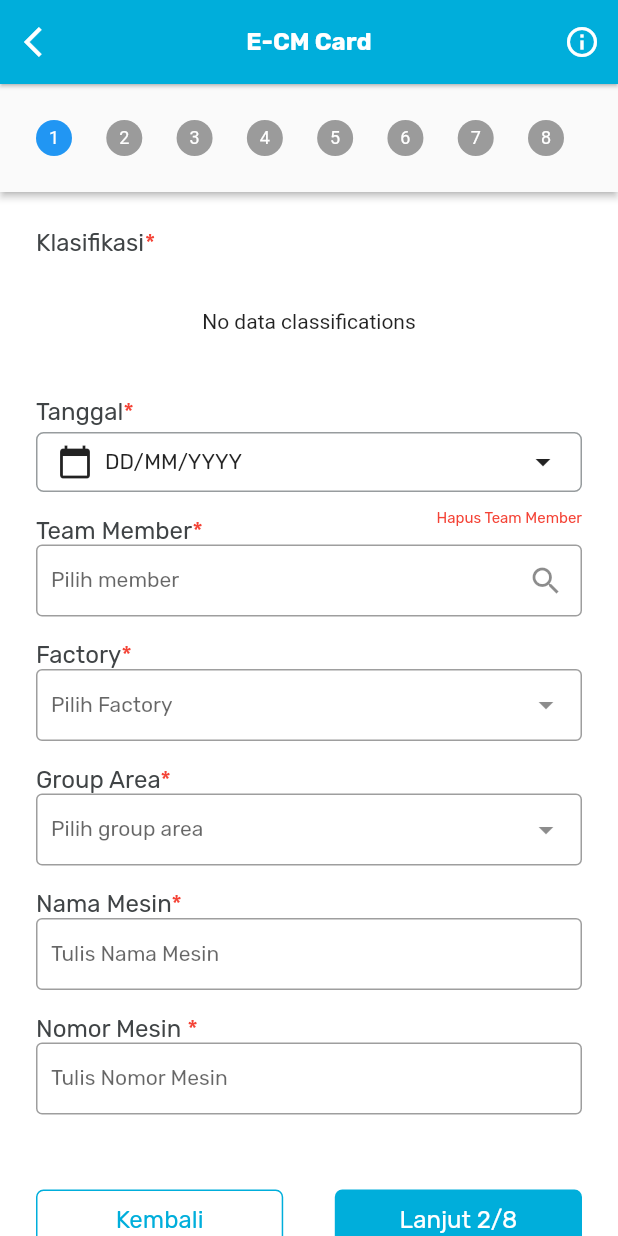
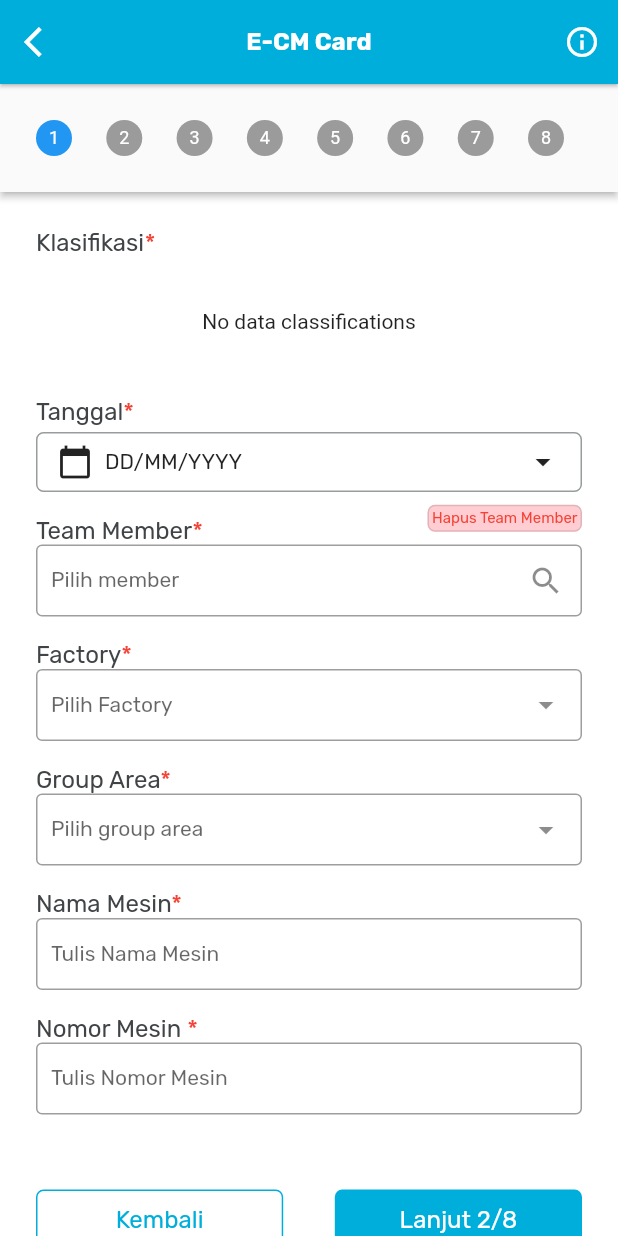
Before and after one commit to RDLMobileDev/clone_ecm, a Flutter app: the FillNew screen opened directly, after a tap on "Hapus Team Member", on a phone screen of 412 x 824 dp. Run offline on Flutter 3.47's test engine with Material 2 defaults, Android fonts, the phone set to English and light mode, and no system bars; our stand-ins replace currency_text_input_formatter, firebase_core, firebase_messaging, flutter_local_notifications, flutter_switch, fluttertoast and 6 more; missing offline and left inert: date_time_format, platform_device_id; accounts and stored records are empty; network calls fail.

Commit message:
update button delete

```diff
--- a/lib/homepage/home/fillnew/stepfillnew/stepfillenam.dart
+++ b/lib/homepage/home/fillnew/stepfillnew/stepfillenam.dart
@@ -801,11 +801,6 @@ class _StepFillEnamState extends State<StepFillEnam> {
     setBahasa();
     setLang();
     setFormValueStep6AfterChoosing();
-    if (isTapedUserName.toString().isNotEmpty) {
-      btnCheck = true;
-    } else {
-      btnCheck = false;
-    }
   }
 
   @override
@@ -851,18 +846,18 @@ class _StepFillEnamState extends State<StepFillEnam> {
                     ),
                   ),
                 ),
-                Visibility(
-                  visible: btnCheck,
-                  child: InkWell(
+                InkWell(
                     onTap: () {
                       clearText();
                     },
                     child: Container(
-                        alignment: Alignment.bottomRight,
-                        decoration: BoxDecoration(
-                            border: Border.all(color: const Color(0xFF979C9E)),
+                      padding: EdgeInsets.all(2),
+                      decoration: BoxDecoration(
+                          color: Colors.red.shade100,
+                          border: Border.all(color: Colors.black12),
                           borderRadius:
                               const BorderRadius.all(Radius.circular(5))),
+                      alignment: Alignment.bottomRight,
                       child: Text(
                         "Hapus Team Member",
                         style: TextStyle(
@@ -872,27 +867,23 @@ class _StepFillEnamState extends State<StepFillEnam> {
                             fontWeight: FontWeight.w400),
                       ),
                     )),
-                ),
               ],
             ),
             Container(
               margin: const EdgeInsets.only(top: 4),
               padding: const EdgeInsets.all(5),
               height: 40,
+              decoration: BoxDecoration(
+                  border: Border.all(color: const Color(0xFF979C9E)),
+                  borderRadius: const BorderRadius.all(Radius.circular(5))),
               child: TextFormField(
                 showCursor: true,
                 readOnly: true,
                 controller: userNameController,
-                onChanged: (value) {},
                 onTap: () {
                   setState(() {
                     // print(prefs.getString("userName"));
                     isTapedUserName = !isTapedUserName;
-                    if (isTapedUserName.toString().isNotEmpty) {
-                      btnCheck = true;
-                    } else {
-                      btnCheck = false;
-                    }
                   });
                 },
                 style: const TextStyle(
--- a/lib/homepage/home/fillnew/stepfillnew/stepfillsatu.dart
+++ b/lib/homepage/home/fillnew/stepfillnew/stepfillsatu.dart
@@ -665,6 +665,12 @@ class StepFillSatuState extends State<StepFillSatu> {
                       clearText();
                     },
                     child: Container(
+                      padding: EdgeInsets.all(2),
+                      decoration: BoxDecoration(
+                          color: Colors.red.shade100,
+                          border: Border.all(color: Colors.black12),
+                          borderRadius:
+                              const BorderRadius.all(Radius.circular(5))),
                       alignment: Alignment.bottomRight,
                       child: Text(
                         "Hapus Team Member",
```
Lines whose indentation alone changed are shown as unchanged.
